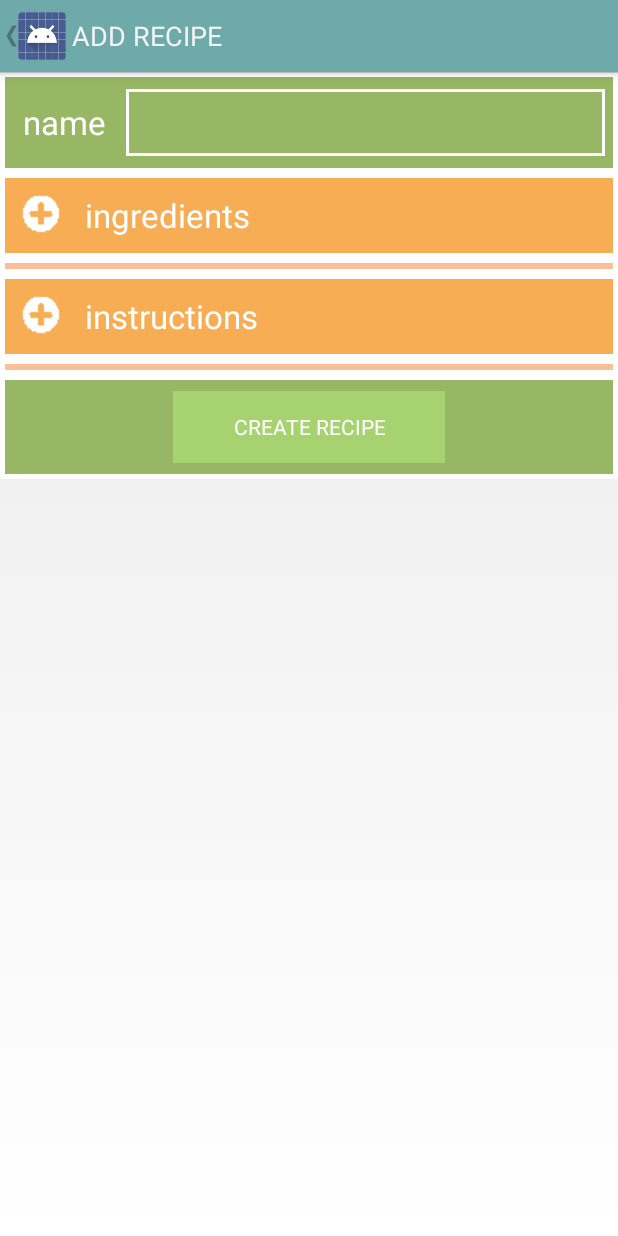
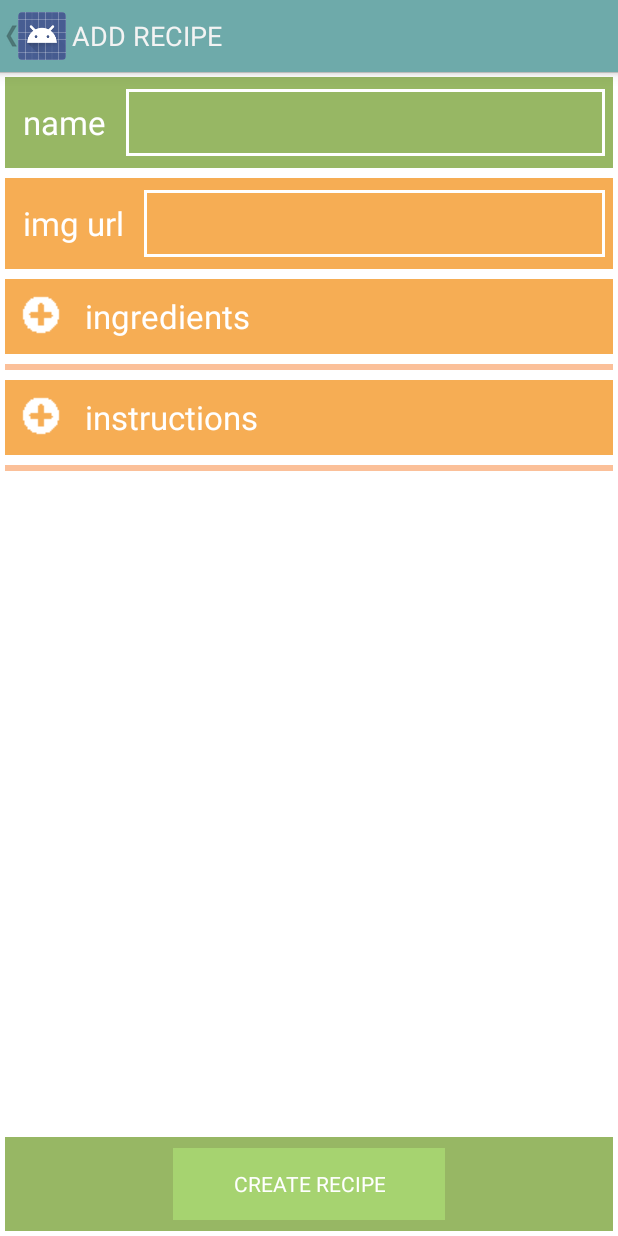
Before and after one commit to km13818/CookPal, an Android app: the AddRecipeActivity screen opened directly, with no data from a screen before it, on a phone screen of 412 x 824 dp. Run offline under Robolectric (Android 15) with nearby library versions, the phone set to English and light mode, and no system bars; libraries missing offline, so code that uses them is left out: com.facebook; 5 statements that could not run were skipped.

Commit message:
additional styling for add recipe

```diff
--- /dev/null
+++ b/CookPal/app/src/main/res/drawable/view_border_orange_sm.xml
@@ -0,0 +1,5 @@
+
+<shape xmlns:android="http://schemas.android.com/apk/res/android" android:shape="rectangle" >
+    <solid android:color="@color/orange" />
+    <stroke android:width="2dip" android:color="#ffffff"/>
+</shape>
--- a/CookPal/app/src/main/res/layout/activity_add_recipe.xml
+++ b/CookPal/app/src/main/res/layout/activity_add_recipe.xml
@@ -54,6 +54,46 @@
                     android:layout_margin="3dp"
                     android:textColor="@color/white"
                     android:id="@+id/recipeNameInput"
+                    android:layout_gravity="center_vertical" />
+            </LinearLayout>
+
+            <!-- IMAGE -->
+            <LinearLayout
+                android:orientation="horizontal"
+                android:layout_width="match_parent"
+                android:layout_height="wrap_content"
+                android:id="@+id/recipe_image_url"
+                android:layout_gravity="left|top"
+                android:background="@drawable/view_border_orange"
+                android:padding="5dp"
+                >
+
+                <TextView
+                    android:layout_width="wrap_content"
+                    android:layout_height="50dp"
+                    android:text="img url"
+                    android:textColor="@color/white"
+                    android:textAppearance="?android:attr/textAppearanceLarge"
+                    android:id="@+id/recipe_image_url_text"
+                    android:paddingTop="10dp"
+                    android:paddingBottom="10dp"
+                    android:paddingRight="0dp"
+                    android:paddingLeft="0dp"
+                    android:layout_marginRight="10dp"
+                    android:layout_marginLeft="10dp"
+                    android:layout_marginTop="3dp"
+                    android:layout_marginBottom="3dp"
+                    android:password="false"
+                    android:layout_gravity="center_vertical"/>
+
+                <EditText
+                    android:layout_width="match_parent"
+                    android:layout_height="wrap_content"
+                    android:background="@drawable/view_border_orange_sm"
+                    android:padding="10dp"
+                    android:layout_margin="3dp"
+                    android:textColor="@color/white"
+                    android:id="@+id/recipeImageUrlInput"
                     android:layout_gravity="center_vertical" />
             </LinearLayout>
 
@@ -152,15 +192,24 @@
                 android:layout_gravity="left|top">
             </LinearLayout>
 
+            <!-- filler so create will stay at bottom -->
+            <FrameLayout
+                android:layout_width="fill_parent"
+                android:layout_height="fill_parent"
+                android:layout_weight="1"
+                android:background="@color/white">
+            </FrameLayout>
+
             <!-- CREATE -->
             <LinearLayout
                 android:orientation="horizontal"
-                android:layout_width="match_parent"
+                android:layout_width="fill_parent"
                 android:layout_height="wrap_content"
+                android:gravity="center"
                 android:id="@+id/confirm_create_recipe_layout"
                 android:background="@drawable/view_border_green"
                 android:padding="5dp"
-                android:gravity="center">
+                >
 
                 <Button
                     android:id="@+id/confirm_create_recipe_button"
```
